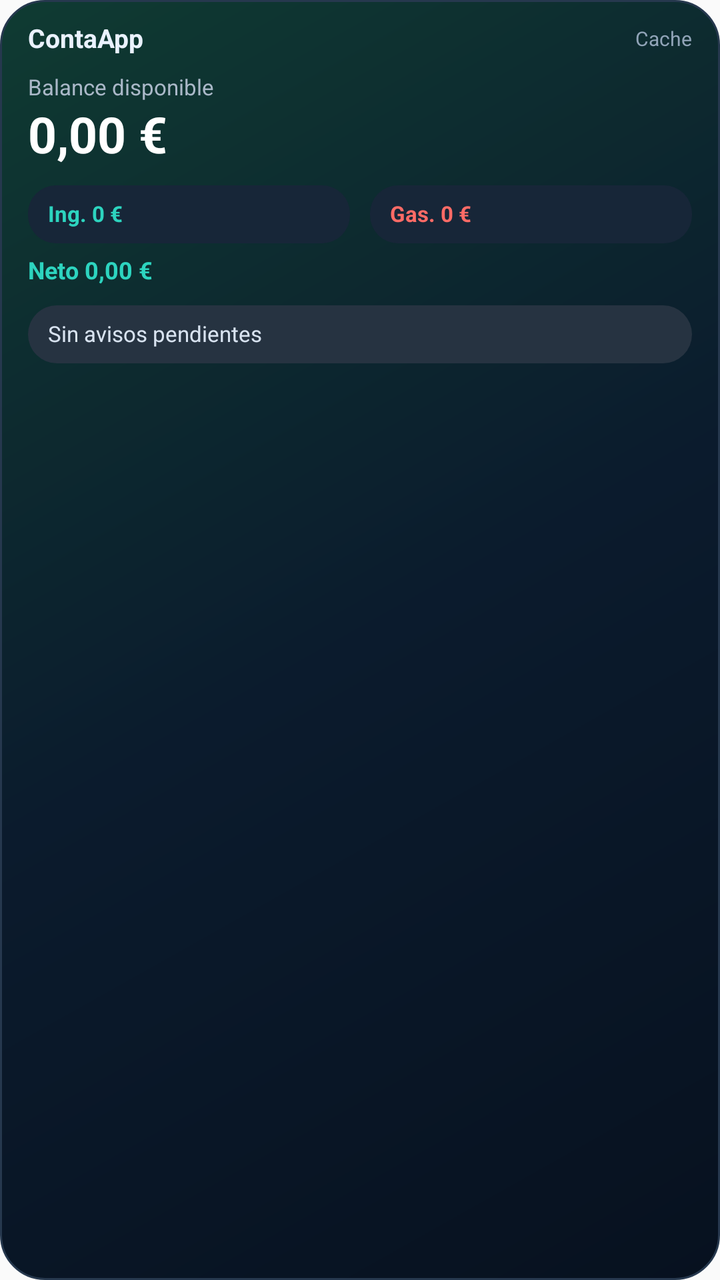
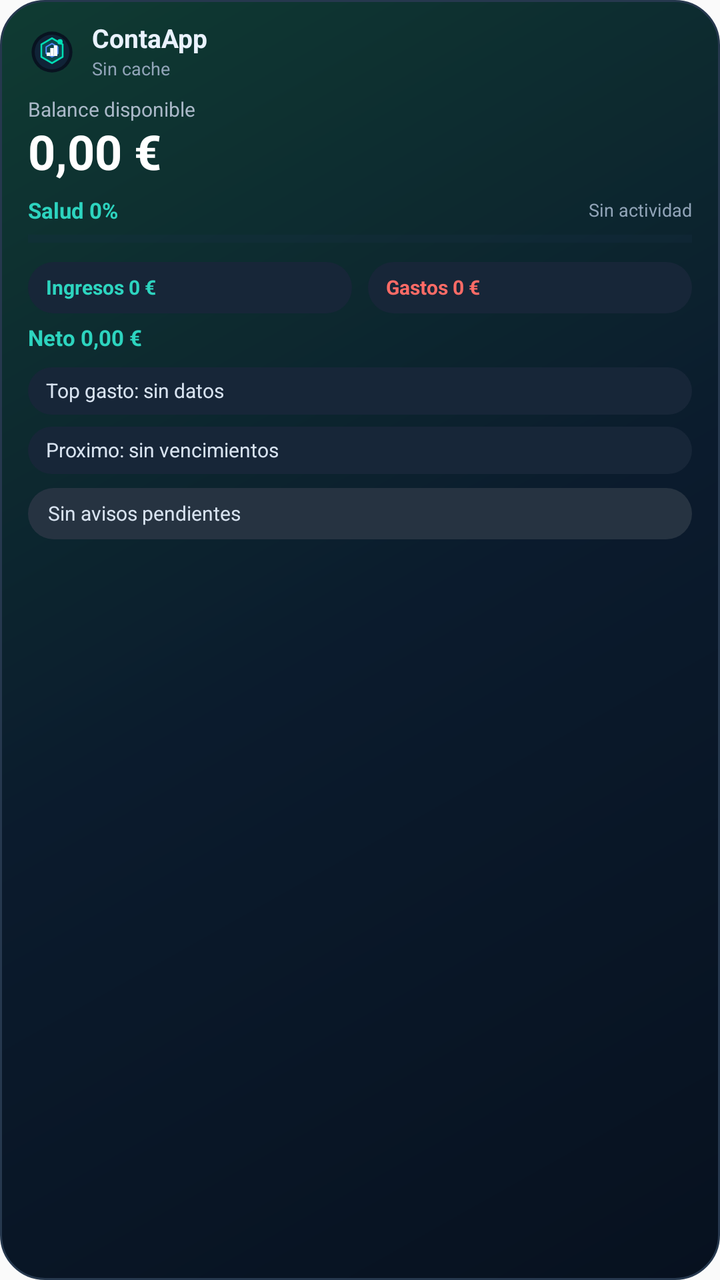

An Android layout rendered at two revisions. The XML below is the earlier revision; the diff shows what the commit changed to produce the second picture.
<!-- AndroidManifest.xml: application theme Theme.ContaApp -->
<!-- res/layout/widget_conta_summary.xml -->
<?xml version="1.0" encoding="utf-8"?>
<LinearLayout xmlns:android="http://schemas.android.com/apk/res/android"
    android:id="@+id/widget_root"
    android:layout_width="match_parent"
    android:layout_height="match_parent"
    android:background="@drawable/widget_card_background"
    android:orientation="vertical">

    <LinearLayout
        android:layout_width="match_parent"
        android:layout_height="wrap_content"
        android:gravity="center_vertical"
        android:orientation="horizontal">

        <TextView
            android:id="@+id/widget_title"
            android:layout_width="0dp"
            android:layout_height="wrap_content"
            android:layout_weight="1"
            android:includeFontPadding="false"
            android:text="ContaApp"
            android:textColor="#EAF2FF"
            android:textSize="13sp"
            android:textStyle="bold" />

        <TextView
            android:id="@+id/widget_updated"
            android:layout_width="wrap_content"
            android:layout_height="wrap_content"
            android:includeFontPadding="false"
            android:text="Cache"
            android:textColor="#91A4B8"
            android:textSize="10sp" />
    </LinearLayout>

    <TextView
        android:id="@+id/widget_balance_label"
        android:layout_width="match_parent"
        android:layout_height="wrap_content"
        android:layout_marginTop="10dp"
        android:includeFontPadding="false"
        android:text="Balance disponible"
        android:textColor="#AAB8C8"
        android:textSize="11sp" />

    <TextView
        android:id="@+id/widget_balance"
        android:layout_width="match_parent"
        android:layout_height="wrap_content"
        android:layout_marginTop="3dp"
        android:ellipsize="end"
        android:includeFontPadding="false"
        android:maxLines="1"
        android:text="0,00 €"
        android:textColor="#FFFFFF"
        android:textSize="25sp"
        android:textStyle="bold" />

    <LinearLayout
        android:layout_width="match_parent"
        android:layout_height="wrap_content"
        android:layout_marginTop="10dp"
        android:orientation="horizontal">

        <TextView
            android:id="@+id/widget_income"
            android:layout_width="0dp"
            android:layout_height="wrap_content"
            android:layout_marginEnd="5dp"
            android:layout_weight="1"
            android:background="@drawable/widget_metric_background"
            android:includeFontPadding="false"
            android:paddingHorizontal="10dp"
            android:paddingVertical="8dp"
            android:text="Ing. 0 €"
            android:textColor="#2DD4BF"
            android:textSize="11sp"
            android:textStyle="bold" />

        <TextView
            android:id="@+id/widget_expense"
            android:layout_width="0dp"
            android:layout_height="wrap_content"
            android:layout_marginStart="5dp"
            android:layout_weight="1"
            android:background="@drawable/widget_metric_background"
            android:includeFontPadding="false"
            android:paddingHorizontal="10dp"
            android:paddingVertical="8dp"
            android:text="Gas. 0 €"
            android:textColor="#FF6B66"
            android:textSize="11sp"
            android:textStyle="bold" />
    </LinearLayout>

    <TextView
        android:id="@+id/widget_net"
        android:layout_width="match_parent"
        android:layout_height="wrap_content"
        android:layout_marginTop="7dp"
        android:includeFontPadding="false"
        android:text="Neto 0,00 €"
        android:textColor="#2DD4BF"
        android:textSize="12sp"
        android:textStyle="bold" />

    <TextView
        android:id="@+id/widget_attention"
        android:layout_width="match_parent"
        android:layout_height="wrap_content"
        android:layout_marginTop="10dp"
        android:background="@drawable/widget_attention_background"
        android:ellipsize="end"
        android:includeFontPadding="false"
        android:maxLines="1"
        android:paddingHorizontal="10dp"
        android:paddingVertical="8dp"
        android:text="Sin avisos pendientes"
        android:textColor="#D8E3F0"
        android:textSize="11sp" />

</LinearLayout>
<!-- resources referenced by this layout -->
<resources>
  <!-- drawable widget_attention_background (drawable) -->
  <?xml version="1.0" encoding="utf-8"?>
  <shape xmlns:android="http://schemas.android.com/apk/res/android"
      android:shape="rectangle">
      <corners android:radius="20dp" />
      <solid android:color="#263341" />
  </shape>
  <!-- drawable widget_card_background (drawable) -->
  <?xml version="1.0" encoding="utf-8"?>
  <shape xmlns:android="http://schemas.android.com/apk/res/android"
      android:shape="rectangle">
      <corners android:radius="22dp" />
      <gradient
          android:angle="135"
          android:startColor="#07111F"
          android:centerColor="#0B1B2D"
          android:endColor="#0F3B32" />
      <stroke
          android:width="1dp"
          android:color="#26384E" />
      <padding
          android:left="14dp"
          android:top="12dp"
          android:right="14dp"
          android:bottom="12dp" />
  </shape>
  <!-- drawable widget_metric_background (drawable) -->
  <?xml version="1.0" encoding="utf-8"?>
  <shape xmlns:android="http://schemas.android.com/apk/res/android"
      android:shape="rectangle">
      <corners android:radius="14dp" />
      <solid android:color="#172638" />
  </shape>
  <style name="Theme.ContaApp" parent="android:style/Theme.Material.Light.NoActionBar">
          <item name="android:windowLightStatusBar">true</item>
          <item name="android:statusBarColor">#F8FAFC</item>
          <item name="android:navigationBarColor">#F8FAFC</item>
      </style>
</resources>

<!-- the commit's change to res/layout/widget_conta_summary.xml (unified diff, before → after) -->
@@ -12,84 +12,151 @@
         android:gravity="center_vertical"
         android:orientation="horizontal">
 
-        <TextView
-            android:id="@+id/widget_title"
-            android:layout_width="0dp"
-            android:layout_height="wrap_content"
-            android:layout_weight="1"
-            android:includeFontPadding="false"
-            android:text="ContaApp"
-            android:textColor="#EAF2FF"
-            android:textSize="13sp"
-            android:textStyle="bold" />
-
-        <TextView
-            android:id="@+id/widget_updated"
-            android:layout_width="wrap_content"
-            android:layout_height="wrap_content"
-            android:includeFontPadding="false"
-            android:text="Cache"
-            android:textColor="#91A4B8"
-            android:textSize="10sp" />
+        <ImageView
+            android:id="@+id/widget_logo"
+            android:layout_width="24dp"
+            android:layout_height="24dp"
+            android:layout_marginEnd="8dp"
+            android:contentDescription="@string/app_name"
+            android:src="@drawable/ic_brand_mark" />
+
+        <LinearLayout
+            android:layout_width="0dp"
+            android:layout_height="wrap_content"
+            android:layout_weight="1"
+            android:orientation="vertical">
+
+            <TextView
+                android:id="@+id/widget_title"
+                android:layout_width="match_parent"
+                android:layout_height="wrap_content"
+                android:ellipsize="end"
+                android:includeFontPadding="false"
+                android:maxLines="1"
+                android:text="ContaApp"
+                android:textColor="#EAF2FF"
+                android:textSize="13sp"
+                android:textStyle="bold" />
+
+            <TextView
+                android:id="@+id/widget_updated"
+                android:layout_width="match_parent"
+                android:layout_height="wrap_content"
+                android:layout_marginTop="2dp"
+                android:ellipsize="end"
+                android:includeFontPadding="false"
+                android:maxLines="1"
+                android:text="Sin cache"
+                android:textColor="#91A4B8"
+                android:textSize="9sp" />
+        </LinearLayout>
     </LinearLayout>
 
     <TextView
         android:id="@+id/widget_balance_label"
         android:layout_width="match_parent"
         android:layout_height="wrap_content"
-        android:layout_marginTop="10dp"
+        android:layout_marginTop="9dp"
         android:includeFontPadding="false"
         android:text="Balance disponible"
         android:textColor="#AAB8C8"
-        android:textSize="11sp" />
+        android:textSize="10sp" />
 
     <TextView
         android:id="@+id/widget_balance"
         android:layout_width="match_parent"
         android:layout_height="wrap_content"
-        android:layout_marginTop="3dp"
+        android:layout_marginTop="2dp"
         android:ellipsize="end"
         android:includeFontPadding="false"
         android:maxLines="1"
         android:text="0,00 €"
         android:textColor="#FFFFFF"
-        android:textSize="25sp"
+        android:textSize="24sp"
         android:textStyle="bold" />
 
     <LinearLayout
         android:layout_width="match_parent"
         android:layout_height="wrap_content"
-        android:layout_marginTop="10dp"
+        android:layout_marginTop="8dp"
+        android:gravity="center_vertical"
         android:orientation="horizontal">
 
         <TextView
-            android:id="@+id/widget_income"
-            android:layout_width="0dp"
-            android:layout_height="wrap_content"
-            android:layout_marginEnd="5dp"
-            android:layout_weight="1"
-            android:background="@drawable/widget_metric_background"
-            android:includeFontPadding="false"
-            android:paddingHorizontal="10dp"
-            android:paddingVertical="8dp"
-            android:text="Ing. 0 €"
+            android:id="@+id/widget_health"
+            android:layout_width="wrap_content"
+            android:layout_height="wrap_content"
+            android:includeFontPadding="false"
+            android:text="Salud 0%"
             android:textColor="#2DD4BF"
             android:textSize="11sp"
             android:textStyle="bold" />
 
         <TextView
+            android:id="@+id/widget_mix"
+            android:layout_width="0dp"
+            android:layout_height="wrap_content"
+            android:layout_marginStart="8dp"
+            android:layout_weight="1"
+            android:ellipsize="end"
+            android:gravity="end"
+            android:includeFontPadding="false"
+            android:maxLines="1"
+            android:text="Sin actividad"
+            android:textColor="#91A4B8"
+            android:textSize="9sp" />
+    </LinearLayout>
+
+    <ProgressBar
+        android:id="@+id/widget_health_bar"
+        style="?android:attr/progressBarStyleHorizontal"
+        android:layout_width="match_parent"
+        android:layout_height="5dp"
+        android:layout_marginTop="5dp"
+        android:indeterminate="false"
+        android:max="100"
+        android:progress="0"
+        android:progressTint="#00DDB4"
+        android:progressBackgroundTint="#1A3147" />
+
+    <LinearLayout
+        android:layout_width="match_parent"
+        android:layout_height="wrap_content"
+        android:layout_marginTop="9dp"
+        android:orientation="horizontal">
+
+        <TextView
+            android:id="@+id/widget_income"
+            android:layout_width="0dp"
+            android:layout_height="wrap_content"
+            android:layout_marginEnd="4dp"
+            android:layout_weight="1"
+            android:background="@drawable/widget_metric_background"
+            android:ellipsize="end"
+            android:includeFontPadding="false"
+            android:maxLines="1"
+            android:paddingHorizontal="9dp"
+            android:paddingVertical="7dp"
+            android:text="Ingresos 0 €"
+            android:textColor="#2DD4BF"
+            android:textSize="10sp"
+            android:textStyle="bold" />
+
+        <TextView
             android:id="@+id/widget_expense"
             android:layout_width="0dp"
             android:layout_height="wrap_content"
-            android:layout_marginStart="5dp"
+            android:layout_marginStart="4dp"
             android:layout_weight="1"
             android:background="@drawable/widget_metric_background"
-            android:includeFontPadding="false"
-            android:paddingHorizontal="10dp"
-            android:paddingVertical="8dp"
-            android:text="Gas. 0 €"
+            android:ellipsize="end"
+            android:includeFontPadding="false"
+            android:maxLines="1"
+            android:paddingHorizontal="9dp"
+            android:paddingVertical="7dp"
+            android:text="Gastos 0 €"
             android:textColor="#FF6B66"
-            android:textSize="11sp"
+            android:textSize="10sp"
             android:textStyle="bold" />
     </LinearLayout>
 
@@ -97,26 +164,58 @@
         android:id="@+id/widget_net"
         android:layout_width="match_parent"
         android:layout_height="wrap_content"
-        android:layout_marginTop="7dp"
-        android:includeFontPadding="false"
+        android:layout_marginTop="6dp"
+        android:ellipsize="end"
+        android:includeFontPadding="false"
+        android:maxLines="1"
         android:text="Neto 0,00 €"
         android:textColor="#2DD4BF"
-        android:textSize="12sp"
+        android:textSize="11sp"
         android:textStyle="bold" />
 
     <TextView
+        android:id="@+id/widget_top_expense"
+        android:layout_width="match_parent"
+        android:layout_height="wrap_content"
+        android:layout_marginTop="8dp"
+        android:background="@drawable/widget_metric_background"
+        android:ellipsize="end"
+        android:includeFontPadding="false"
+        android:maxLines="1"
+        android:paddingHorizontal="9dp"
+        android:paddingVertical="6dp"
+        android:text="Top gasto: sin datos"
+        android:textColor="#D8E3F0"
+        android:textSize="10sp" />
+
+    <TextView
+        android:id="@+id/widget_next"
+        android:layout_width="match_parent"
+        android:layout_height="wrap_content"
+        android:layout_marginTop="6dp"
+        android:background="@drawable/widget_metric_background"
+        android:ellipsize="end"
+        android:includeFontPadding="false"
+        android:maxLines="1"
+        android:paddingHorizontal="9dp"
+        android:paddingVertical="6dp"
+        android:text="Proximo: sin vencimientos"
+        android:textColor="#D8E3F0"
+        android:textSize="10sp" />
+
+    <TextView
         android:id="@+id/widget_attention"
         android:layout_width="match_parent"
         android:layout_height="wrap_content"
-        android:layout_marginTop="10dp"
+        android:layout_marginTop="7dp"
         android:background="@drawable/widget_attention_background"
         android:ellipsize="end"
         android:includeFontPadding="false"
         android:maxLines="1"
         android:paddingHorizontal="10dp"
-        android:paddingVertical="8dp"
+        android:paddingVertical="7dp"
         android:text="Sin avisos pendientes"
         android:textColor="#D8E3F0"
-        android:textSize="11sp" />
+        android:textSize="10sp" />
 
 </LinearLayout>
<!-- resource entries referenced after the edit -->
@@ -1,5 +1,45 @@
 <!-- resources referenced by this layout -->
 <resources>
+  <!-- drawable ic_brand_mark (drawable) -->
+  <vector xmlns:android="http://schemas.android.com/apk/res/android"
+      android:width="108dp"
+      android:height="108dp"
+      android:viewportWidth="108"
+      android:viewportHeight="108">
+      <path
+          android:fillColor="#081320"
+          android:pathData="M54,8a46,46 0,1 0,0 92a46,46 0,1 0,0 -92" />
+      <path
+          android:fillColor="#102337"
+          android:pathData="M54,15a39,39 0,1 0,0 78a39,39 0,1 0,0 -78" />
+      <path
+          android:fillColor="#00DDB4"
+          android:fillAlpha="0.18"
+          android:pathData="M54,23L78,37v28L54,79L30,65V37z" />
+      <path
+          android:strokeColor="#00DDB4"
+          android:strokeWidth="4"
+          android:strokeLineJoin="round"
+          android:strokeLineCap="round"
+          android:fillColor="@android:color/transparent"
+          android:pathData="M54,23L78,37v28L54,79L30,65V37z" />
+      <path
+          android:strokeColor="#4F8BFF"
+          android:strokeWidth="3"
+          android:strokeLineJoin="round"
+          android:strokeLineCap="round"
+          android:fillColor="@android:color/transparent"
+          android:pathData="M54,35L67,42.5v15L54,65L41,57.5v-15z" />
+      <path
+          android:fillColor="#F8FAFC"
+          android:pathData="M50,45h8v18h-8z" />
+      <path
+          android:fillColor="#F8FAFC"
+          android:pathData="M42,55h8v8h-8zM58,39h8v24h-8z" />
+      <path
+          android:fillColor="#00DDB4"
+          android:pathData="M72,25a6,6 0,1 0,0 12a6,6 0,1 0,0 -12" />
+  </vector>
   <!-- drawable widget_attention_background (drawable) -->
   <?xml version="1.0" encoding="utf-8"?>
   <shape xmlns:android="http://schemas.android.com/apk/res/android"
@@ -33,6 +73,7 @@
       <corners android:radius="14dp" />
       <solid android:color="#172638" />
   </shape>
+  <string name="app_name">ContaApp</string>
   <style name="Theme.ContaApp" parent="android:style/Theme.Material.Light.NoActionBar">
           <item name="android:windowLightStatusBar">true</item>
           <item name="android:statusBarColor">#F8FAFC</item>
